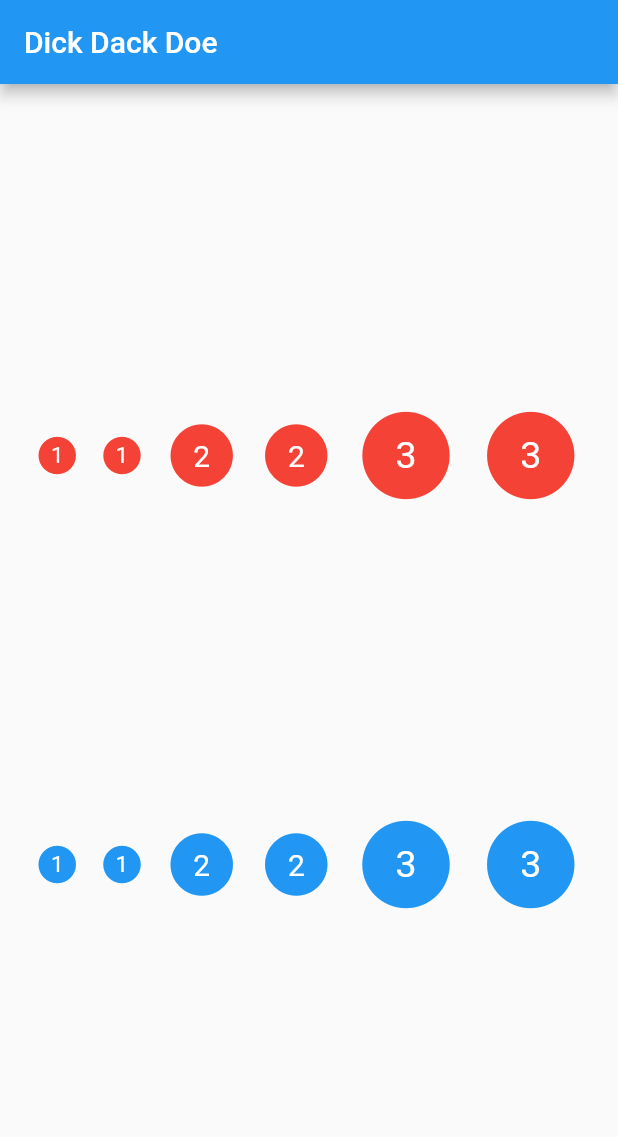
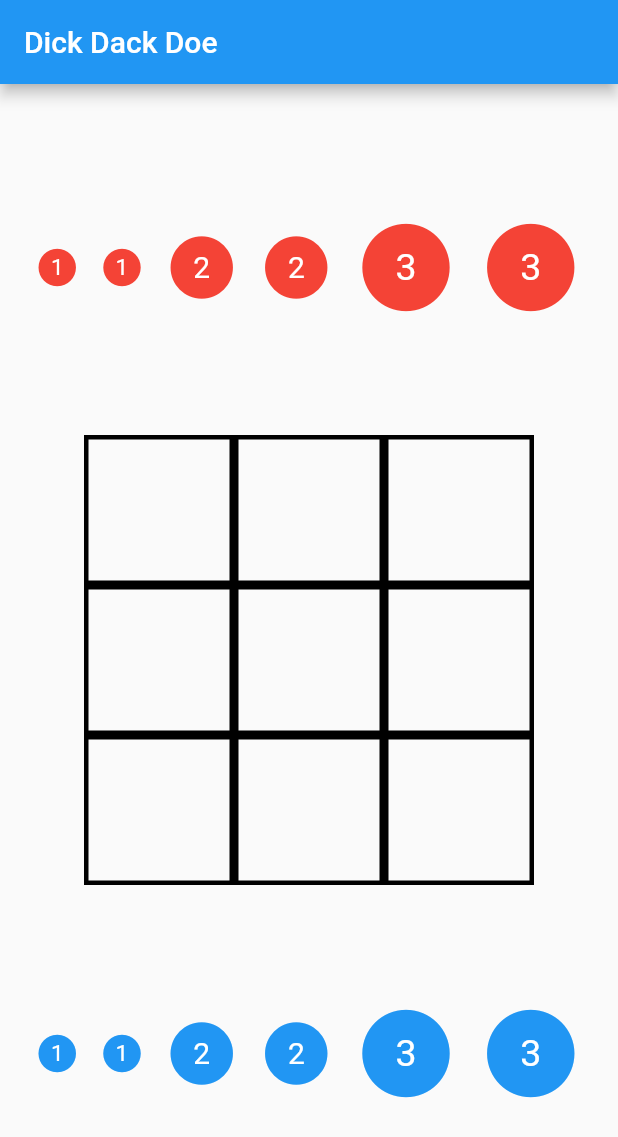
Before and after one commit to AlexLee8210/tic_tac_toe, a Flutter app: the screen it shows after launch, on a phone screen of 412 x 824 dp. Shown: the top 1137 px of the screen. Run offline on Flutter 3.47's test engine with Material 2 defaults, Android fonts, the phone set to English and light mode, and no system bars.

Commit message:
Added a board

```diff
--- /dev/null
+++ b/lib/board.dart
@@ -0,0 +1,27 @@
+import 'package:flutter/material.dart';
+
+class Board extends StatelessWidget {
+  const Board({Key? key}) : super(key: key);
+
+  @override
+  Widget build(BuildContext context) {
+    return SizedBox(
+      width: 300.0,
+      height: 300.0,
+      child: GridView.count(
+        crossAxisCount: 3,
+        children: List.generate(
+          9,
+          (index) => Container(
+            decoration: BoxDecoration(
+              border: Border.all(
+                color: Colors.black,
+                width: 3,
+              ),
+            ),
+          ),
+        ),
+      ),
+    );
+  }
+}
```
Also changed, not shown: lib/main.dart (+8 -20 lines).
